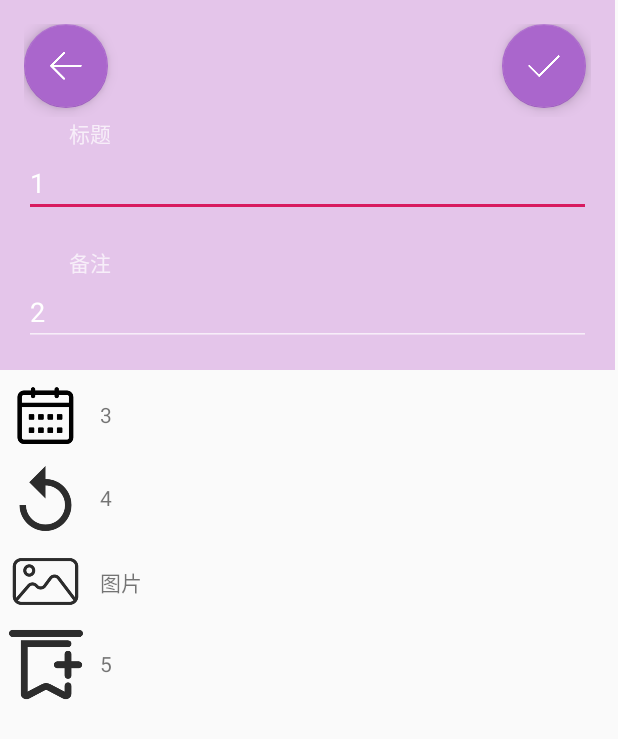
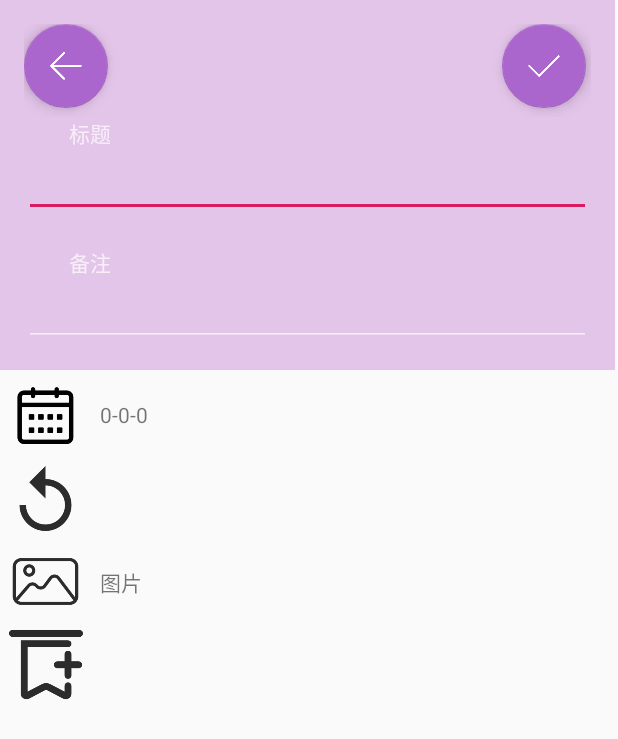
Before and after one commit to Uzumaki1010/iTime, an Android app: the EditCountDownItemActivity screen opened directly, with no data from a screen before it, on a phone screen of 412 x 824 dp. Shown: the top 739 px of the screen. Run offline under Robolectric (Android 15) with nearby library versions, the phone set to English and light mode, and no system bars.

Commit message:
实现了fragment和activity的数据传递。

```diff
--- a/app/src/main/java/com/example/itime/EditCountDownItemActivity.java
+++ b/app/src/main/java/com/example/itime/EditCountDownItemActivity.java
@@ -12,7 +12,6 @@ import com.google.android.material.floatingactionbutton.FloatingActionButton;
 
 public class EditCountDownItemActivity extends AppCompatActivity {
 
-    private int position;
     private EditText editTextTitle,editTextNote;
     private TextView textViewData,textViewRepeat,textViewTag;
     private FloatingActionButton floatingActionButtonBack,floatingActionButtonOk;
@@ -28,13 +27,15 @@ public class EditCountDownItemActivity extends AppCompatActivity {
         textViewTag=findViewById(R.id.text_view_addtag);
         floatingActionButtonBack=findViewById(R.id.floating_action_button_back);
         floatingActionButtonOk=findViewById(R.id.floating_action_button_ok);
-        position=getIntent().getIntExtra("position",0);
+
         //要改
-        editTextTitle.setText("1");
-        editTextNote.setText("2");
-        textViewData.setText("3");
-        textViewRepeat.setText("4");
-        textViewTag.setText("5");
+        editTextTitle.setText(getIntent().getStringExtra("title"));
+        editTextNote.setText(getIntent().getStringExtra("note"));
+        textViewData.setText(getIntent().getIntExtra("year",0)+"-" +
+                getIntent().getIntExtra("month",0)+"-" +
+                getIntent().getIntExtra("day",0));
+        textViewRepeat.setText(getIntent().getStringExtra("repeat"));
+        textViewTag.setText(getIntent().getStringExtra("tag"));
 
         floatingActionButtonBack.setOnClickListener(new View.OnClickListener() {
             @Override
--- a/app/src/main/java/com/example/itime/ui/home/HomeFragment.java
+++ b/app/src/main/java/com/example/itime/ui/home/HomeFragment.java
@@ -3,6 +3,7 @@ package com.example.itime.ui.home;
 import android.content.Context;
 import android.content.Intent;
 import android.os.Bundle;
+import android.os.Parcelable;
 import android.view.LayoutInflater;
 import android.view.View;
 import android.view.ViewGroup;
@@ -50,6 +51,7 @@ public class HomeFragment extends Fragment {
             public void onItemClick(AdapterView<?> parent, View view, int position, long id) {
                 Intent intent=new Intent(getActivity(), CountDownItemDetailActivity.class);
                 intent.putExtra("position",position);
+                intent.putParcelableArrayListExtra("list", (ArrayList<? extends Parcelable>) CdiList);
                 startActivityForResult(intent, REQUEST_CODE_COUNT_DOWN_ITEM_DETAIL);
             }
         });
```
Also changed, not shown: app/src/main/java/com/example/itime/CDI/CountDownItem.java (+44 -1 lines), app/src/main/java/com/example/itime/CountDownItemDetailActivity.java (+16 -2 lines), app/src/main/java/com/example/itime/MainActivity.java (+9 -2 lines).
